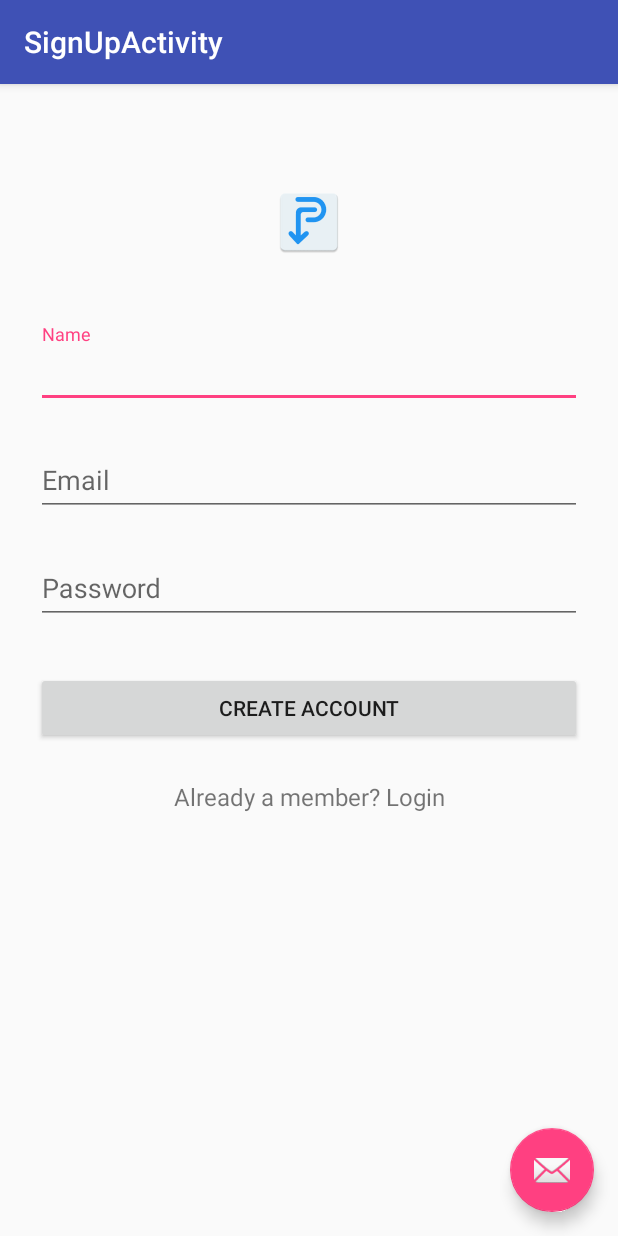
After one commit to mrafsyam/Pricewatch, an Android app: the SignUpActivity screen opened directly, with no data from a screen before it, on a phone screen of 412 x 824 dp. The commit adds this screen. Run offline under Robolectric (Android 15) with nearby library versions, the phone set to English and light mode, and no system bars.

```diff
--- a/app/build.gradle
+++ b/app/build.gradle
@@ -24,4 +24,5 @@ dependencies {
     testCompile 'junit:junit:4.12'
     compile 'com.android.support:appcompat-v7:23.2.1'
     compile 'com.android.support:design:23.2.1'
+    compile 'com.facebook.android:facebook-android-sdk:[4,5)'
 }
--- /dev/null
+++ b/app/src/main/java/my/pricewatch/pricewatch/SignUpActivity.java
@@ -0,0 +1,29 @@
+package my.pricewatch.pricewatch;
+
+import android.os.Bundle;
+import android.support.design.widget.FloatingActionButton;
+import android.support.design.widget.Snackbar;
+import android.support.v7.app.AppCompatActivity;
+import android.support.v7.widget.Toolbar;
+import android.view.View;
+
+public class SignUpActivity extends AppCompatActivity {
+
+    @Override
+    protected void onCreate(Bundle savedInstanceState) {
+        super.onCreate(savedInstanceState);
+        setContentView(R.layout.activity_sign_up);
+        Toolbar toolbar = (Toolbar) findViewById(R.id.toolbar);
+        setSupportActionBar(toolbar);
+
+        FloatingActionButton fab = (FloatingActionButton) findViewById(R.id.fab);
+        fab.setOnClickListener(new View.OnClickListener() {
+            @Override
+            public void onClick(View view) {
+                Snackbar.make(view, "Replace with your own action", Snackbar.LENGTH_LONG)
+                        .setAction("Action", null).show();
+            }
+        });
+    }
+
+}
--- /dev/null
+++ b/app/src/main/res/layout/activity_sign_up.xml
@@ -0,0 +1,34 @@
+<?xml version="1.0" encoding="utf-8"?>
+<android.support.design.widget.CoordinatorLayout xmlns:android="http://schemas.android.com/apk/res/android"
+    xmlns:app="http://schemas.android.com/apk/res-auto"
+    xmlns:tools="http://schemas.android.com/tools"
+    android:layout_width="match_parent"
+    android:layout_height="match_parent"
+    android:fitsSystemWindows="true"
+    tools:context="my.pricewatch.pricewatch.SignUpActivity">
+
+    <android.support.design.widget.AppBarLayout
+        android:layout_width="match_parent"
+        android:layout_height="wrap_content"
+        android:theme="@style/AppTheme.AppBarOverlay">
+
+        <android.support.v7.widget.Toolbar
+            android:id="@+id/toolbar"
+            android:layout_width="match_parent"
+            android:layout_height="?attr/actionBarSize"
+            android:background="?attr/colorPrimary"
+            app:popupTheme="@style/AppTheme.PopupOverlay" />
+
+    </android.support.design.widget.AppBarLayout>
+
+    <include layout="@layout/content_sign_up" />
+
+    <android.support.design.widget.FloatingActionButton
+        android:id="@+id/fab"
+        android:layout_width="wrap_content"
+        android:layout_height="wrap_content"
+        android:layout_gravity="bottom|end"
+        android:layout_margin="@dimen/fab_margin"
+        android:src="@android:drawable/ic_dialog_email" />
+
+</android.support.design.widget.CoordinatorLayout>
--- /dev/null
+++ b/app/src/main/res/layout/content_sign_up.xml
@@ -0,0 +1,88 @@
+<?xml version="1.0" encoding="utf-8"?>
+<tools:ScrollView xmlns:android="http://schemas.android.com/apk/res/android"
+    android:layout_width="fill_parent"
+    android:layout_height="fill_parent"
+    xmlns:tools="http://schemas.android.com/tools"
+    xmlns:app="http://schemas.android.com/apk/res-auto"
+    android:fitsSystemWindows="true"
+    android:paddingBottom="@dimen/activity_vertical_margin"
+    android:paddingLeft="@dimen/activity_horizontal_margin"
+    android:paddingRight="@dimen/activity_horizontal_margin"
+    android:paddingTop="@dimen/activity_vertical_margin"
+    app:layout_behavior="@string/appbar_scrolling_view_behavior"
+    tools:context="my.pricewatch.pricewatch.SignUpActivity"
+    tools:showIn="@layout/activity_sign_up">
+
+<LinearLayout
+    android:orientation="vertical"
+    android:layout_width="match_parent"
+    android:layout_height="wrap_content"
+    android:paddingTop="56dp"
+    android:paddingLeft="24dp"
+    android:paddingRight="24dp">
+
+    <ImageView android:src="@mipmap/ic_launcher"
+        android:layout_width="wrap_content"
+        android:layout_height="72dp"
+        android:layout_marginBottom="24dp"
+        android:layout_gravity="center_horizontal" />
+
+    <!--  Name Label -->
+    <android.support.design.widget.TextInputLayout
+        android:layout_width="match_parent"
+        android:layout_height="wrap_content"
+        android:layout_marginTop="8dp"
+        android:layout_marginBottom="8dp">
+        <EditText android:id="@+id/input_name"
+            android:layout_width="match_parent"
+            android:layout_height="wrap_content"
+            android:inputType="textCapWords"
+            android:hint="Name" />
+    </android.support.design.widget.TextInputLayout>
+
+    <!-- Email Label -->
+    <android.support.design.widget.TextInputLayout
+        android:layout_width="match_parent"
+        android:layout_height="wrap_content"
+        android:layout_marginTop="8dp"
+        android:layout_marginBottom="8dp">
+        <EditText android:id="@+id/input_email"
+            android:layout_width="match_parent"
+            android:layout_height="wrap_content"
+            android:inputType="textEmailAddress"
+            android:hint="Email" />
+    </android.support.design.widget.TextInputLayout>
+
+    <!-- Password Label -->
+    <android.support.design.widget.TextInputLayout
+        android:layout_width="match_parent"
+        android:layout_height="wrap_content"
+        android:layout_marginTop="8dp"
+        android:layout_marginBottom="8dp">
+        <EditText android:id="@+id/input_password"
+            android:layout_width="match_parent"
+            android:layout_height="wrap_content"
+            android:inputType="textPassword"
+            android:hint="Password"/>
+    </android.support.design.widget.TextInputLayout>
+
+    <!-- Signup Button -->
+    <android.support.v7.widget.AppCompatButton
+        android:id="@+id/btn_signup"
+        android:layout_width="fill_parent"
+        android:layout_height="wrap_content"
+        android:layout_marginTop="24dp"
+        android:layout_marginBottom="24dp"
+        android:padding="12dp"
+        android:text="Create Account"/>
+
+    <TextView android:id="@+id/link_login"
+        android:layout_width="fill_parent"
+        android:layout_height="wrap_content"
+        android:layout_marginBottom="24dp"
+        android:text="Already a member? Login"
+        android:gravity="center"
+        android:textSize="16dip"/>
+
+</LinearLayout>
+</tools:ScrollView>
--- a/app/src/main/res/values/strings.xml
+++ b/app/src/main/res/values/strings.xml
@@ -1,4 +1,6 @@
 <resources>
     <string name="app_name">Pricewatch</string>
     <string name="action_settings">Settings</string>
+    <string name="facebook_app_id">507422312779201</string>
+    <string name="title_activity_sign_up">SignUpActivity</string>
 </resources>
--- a/build.gradle
+++ b/build.gradle
@@ -3,10 +3,11 @@
 buildscript {
     repositories {
         jcenter()
+        mavenCentral()
     }
+
     dependencies {
         classpath 'com.android.tools.build:gradle:1.5.0'
-
         // NOTE: Do not place your application dependencies here; they belong
         // in the individual module build.gradle files
     }
```
Also changed, not shown: app/src/main/AndroidManifest.xml (+15 -0 lines), app/src/main/java/my/pricewatch/pricewatch/MainActivity.java (+52 -27 lines), app/src/main/res/layout/activity_main.xml (+18 -29 lines), app/src/main/res/layout/content_main.xml (+13 -12 lines), app/src/main/res/mipmap-hdpi/ic_launcher.png, app/src/main/res/mipmap-mdpi/ic_launcher.png, app/src/main/res/mipmap-xhdpi/ic_launcher.png, app/src/main/res/mipmap-xxhdpi/ic_launcher.png, app/src/main/res/mipmap-xxxhdpi/ic_launcher.png, 1 other file.
